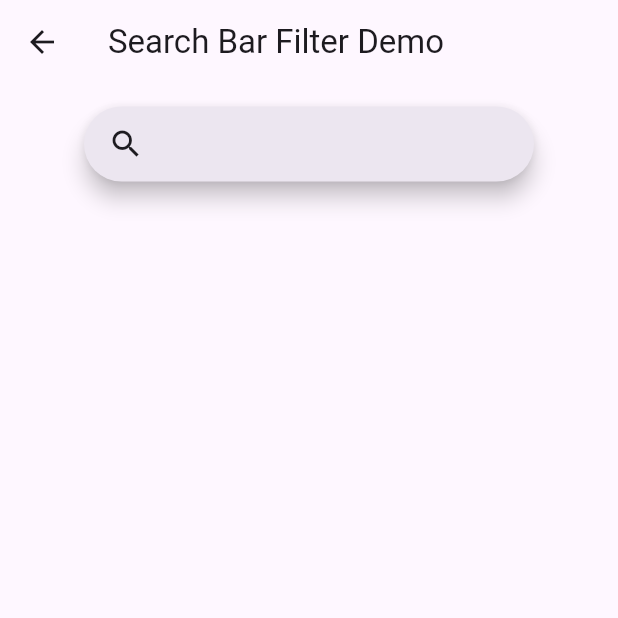
After one commit to lumeav/SimpleCook, a Flutter app: the screen it shows after launch, after a tap on "SearchBarFilter", on a phone screen of 412 x 824 dp, the top half of it. The commit adds this screen. Run offline on Flutter 3.47's test engine with Material 3 defaults, Android fonts, the phone set to English and light mode, and no system bars; our stand-ins replace flutter_typeahead, font_awesome_flutter, phosphor_flutter, syncfusion_flutter_sliders; missing offline and left inert: syncfusion_flutter_core.

Commit message:
added search bar and tag buttons for the indegrients

```diff
--- a/simple_cook/lib/common/common_view.dart
+++ b/simple_cook/lib/common/common_view.dart
@@ -1,6 +1,6 @@
 import 'package:flutter/material.dart';
 import 'package:simple_cook/common/navbar.dart';
-import 'package:simple_cook/widgets/CustomAppBar.dart';
+import 'package:simple_cook/widgets/appBar.dart';
 
 class CommonView extends StatelessWidget {
   final int selectedIndex;
@@ -12,7 +12,7 @@ class CommonView extends StatelessWidget {
   @override
   Widget build(BuildContext context) {
     return Scaffold(
-        appBar: CustomAppBar(title: 'SimpleCook'), // Use CustomAppBar here
+        appBar: CustomAppBar('SimpleCook'), // Use CustomAppBar here
       body: Container(
         color: Colors.grey[200],
         child: child,
--- a/simple_cook/lib/main.dart
+++ b/simple_cook/lib/main.dart
@@ -5,6 +5,7 @@ import 'package:simple_cook/widgets/searchRecipeButton.dart';
 import 'package:simple_cook/widgets/filterIcon.dart';
 import 'package:simple_cook/widgets/ButtonHeart.dart';
 import 'package:simple_cook/widgets/RecipeInfos.dart';
+import 'package:simple_cook/widgets/searchBar.dart';
 import 'widgets/appBar.dart';
 
 //This is main_dummy.dart to test widgets using dummy data. It is currently named "main.dart" to ensure starting this after starting the application
@@ -100,7 +101,16 @@ class MainPage extends StatelessWidget {
                   builder: (context) => CustomRecipeInfos()),
               );
             },
-          )
+          ),
+          ListTile(
+            title: Text('SearchBarFilter'),
+            onTap: () {
+              Navigator.push(
+                context,
+                MaterialPageRoute(builder: (context) => CustomSearchbarFilter()),
+              );
+            },
+          ),
         ],
       ),
     );
@@ -145,6 +155,23 @@ class _CustomButtonHeartState extends State<CustomButtonHeart> {
   }
 }
 
+
+class CustomSearchbarFilter extends StatefulWidget {
+  @override
+  _CustomSearchbarFilterState createState() => _CustomSearchbarFilterState();
+}
+
+class _CustomSearchbarFilterState extends State<CustomSearchbarFilter> {
+  @override
+  Widget build(BuildContext context) {
+    return Scaffold(
+      appBar: AppBar(title: Text('Search Bar Filter Demo')),
+      body: Center(
+        child: SearchBarFilter(),
+      ),
+    );
+  }
+}
 class CustomFilterIcon extends StatelessWidget {
   @override
   Widget build(BuildContext context) {
--- /dev/null
+++ b/simple_cook/lib/widgets/searchBar.dart
@@ -0,0 +1,96 @@
+import 'package:flutter/material.dart';
+import 'package:flutter_typeahead/flutter_typeahead.dart';
+import 'package:simple_cook/widgets/searchBarTags.dart';
+class SearchBarFilter extends StatefulWidget {
+  const SearchBarFilter({Key? key}) : super(key: key);
+
+  @override
+  State<SearchBarFilter> createState() => _SearchBarState();
+}
+
+class _SearchBarState extends State<SearchBarFilter> {
+  String? searchQuery;
+  String selectedTile = '';
+
+  List<Widget> buttons = [];
+  //last vegetables from db
+  late Iterable<Widget> lastVegetables = <Widget>[];
+  @override
+  Widget build(BuildContext context) {
+    return Column(
+
+      children: [
+        Container(
+          margin: const EdgeInsets.symmetric(vertical: 15),
+          width: 300,
+          height: 50,
+          child: SearchAnchor.bar(
+              isFullScreen: false,
+              viewConstraints: const BoxConstraints(
+                minHeight: 100,
+              ),
+              viewBackgroundColor: Colors.orange.withOpacity(0.6),
+              suggestionsBuilder:
+                  (BuildContext context, SearchController controller) async {
+                searchQuery = controller.text;
+                final List<String> vegetables =
+                    (await database.search(searchQuery!)).toList();
+
+
+                  return List<ListTile>.generate(vegetables.length, (int index) {
+                  final String item = vegetables[index];
+                  return ListTile(
+                    title: Text(item),
+                    titleAlignment: ListTileTitleAlignment.center,
+                    onTap: () {
+                      setState(() {
+                        controller.closeView("");
+                        selectedTile = item;
+                        buttons.add(
+                          SearchBarTags(selectedTile,35, 130)
+                        );
+
+                      });
+                    },
+                  );
+                });
+              }),
+        ),
+        Container(
+          width: 300,
+          height: 50,
+          child: Wrap(
+            alignment: WrapAlignment.start,
+            spacing: 8.0, // gap between adjacent chips
+            runSpacing: 4.0, // gap between lines
+            children: buttons
+            ),
+        )
+      ]
+    );
+  }
+}
+
+class database {
+  //should be updated to build connection to actual database
+  static const List<String> _kOptions = <String>[
+    'Tomaten',
+    'Kartoffel',
+    'Ei',
+    'Karrotte',
+    'Karrtr'
+    'Kardfcgdfb'
+    'Klöereasr'
+    'Zwiebel',
+    'Knoblauch',
+    'Paprika',
+    'Noah',
+  ];
+
+  static Future<Iterable<String>> search(String query) async {
+    if (query == null || query.isEmpty) {
+      return Iterable<String>.empty();
+    }
+    return _kOptions.where((String option) => option.contains(query));
+  }
+}
--- a/simple_cook/pubspec.yaml
+++ b/simple_cook/pubspec.yaml
@@ -40,6 +40,7 @@ dependencies:
   phosphor_flutter: ^2.1.0
   syncfusion_flutter_sliders: 25.2.4
   font_awesome_flutter: ^10.7.0
+  flutter_typeahead: ^5.2.0
 
 dev_dependencies:
   flutter_test:
```
Also changed, not shown: simple_cook/lib/widgets/searchBarTags.dart (added, +62 -0 lines), simple_cook/pubspec.lock, 9 other files.
